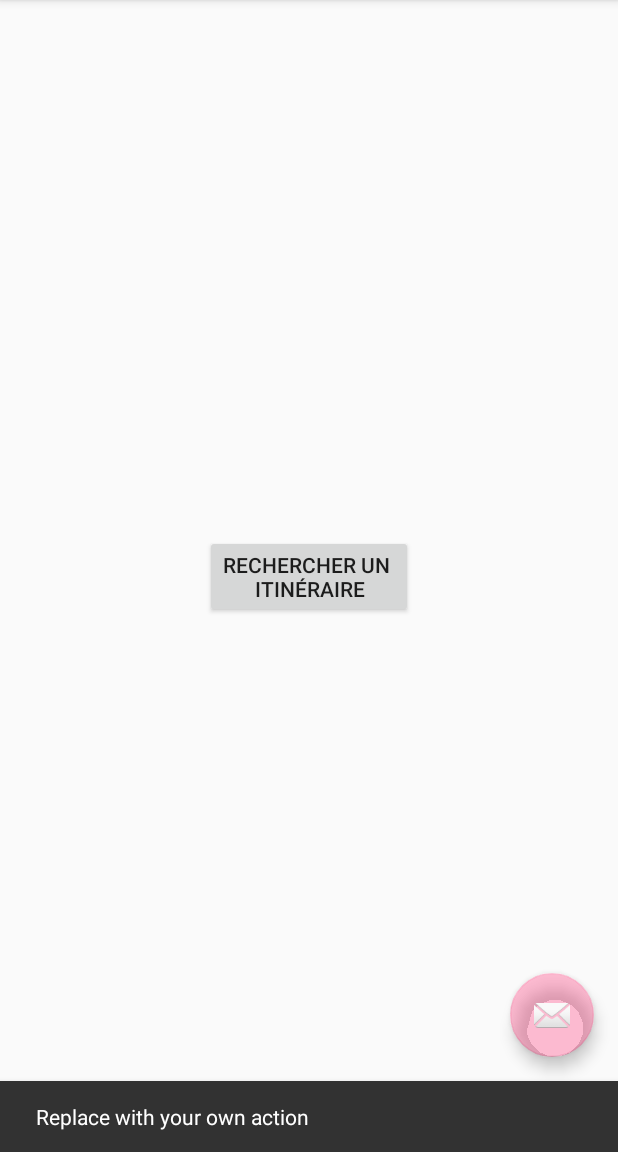
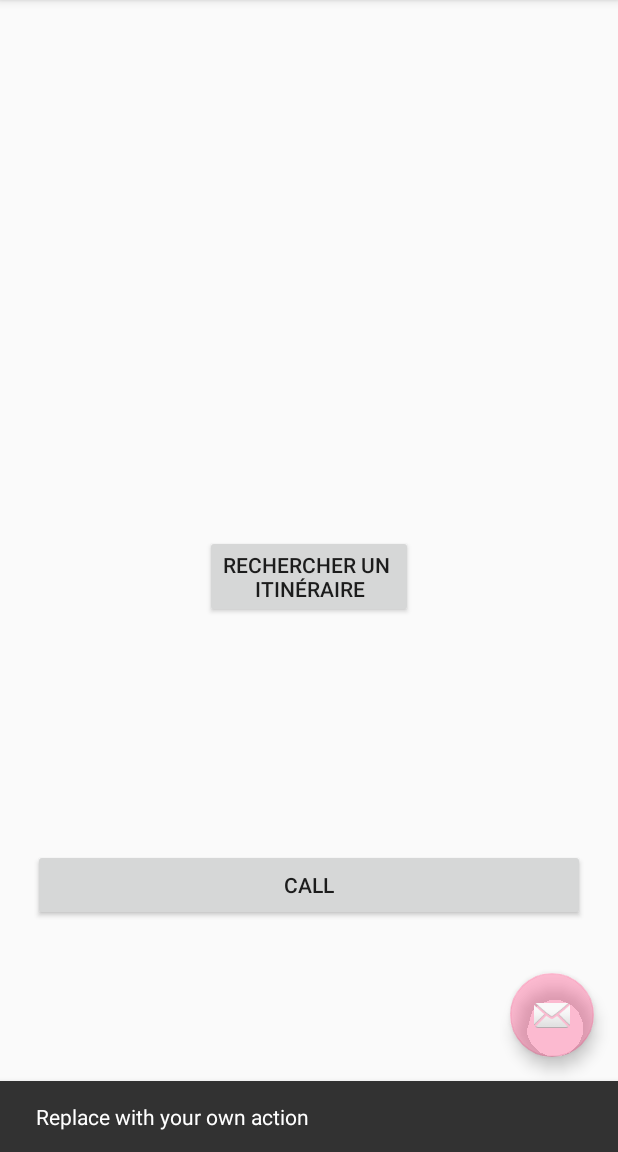
Before and after one commit to helenavan/Firebase-in-listview, an Android app: the screen it shows after launch (MainActivity), after a tap on an icon or button, on a phone screen of 412 x 824 dp, the part 84-1236 px from its top. Run offline under Robolectric (Android 15) with nearby library versions, the phone set to English and light mode, and no system bars.

Commit message:
listview dont again haaaaaaa

```diff
--- a/app/src/main/java/com/helenacorp/quete_firebase/ItineraryAdapter.java
+++ b/app/src/main/java/com/helenacorp/quete_firebase/ItineraryAdapter.java
@@ -25,11 +25,6 @@ public class ItineraryAdapter extends FirebaseListAdapter<ItineraryModel> {
         prix = (TextView) view.findViewById(R.id.price);
         prix.setText(Integer.toString(model.getPrice()));
 
-        //date
-        //Date dateDeparture = model.getDepartureDate();
-        //date = (TextView) view.findViewById(R.id.time);
-        //date.setText(model.getDepartureDate().toString());
-        //SimpleDateFormat simpleDateFormat = new SimpleDateFormat("dd/MM/yyyy", Locale.FRANCE);
     }
 
 }
--- a/app/src/main/java/com/helenacorp/quete_firebase/MainActivity.java
+++ b/app/src/main/java/com/helenacorp/quete_firebase/MainActivity.java
@@ -9,15 +9,15 @@ import android.view.View;
 import android.widget.Button;
 
 public class MainActivity extends AppCompatActivity {
-    Button btnMainActivity;
+    Button btnMainActivity, buttonCall;
 
     @Override
     protected void onCreate(Bundle savedInstanceState) {
         super.onCreate(savedInstanceState);
         setContentView(R.layout.activity_main);
-        // Toolbar toolbar = (Toolbar) findViewById(R.id.toolbar);
-        //       setSupportActionBar(toolbar);
+
         btnMainActivity = (Button) findViewById(R.id.button_main);
+        buttonCall = (Button) findViewById(R.id.btnSCall);
 
         FloatingActionButton fab = (FloatingActionButton) findViewById(R.id.fab);
         fab.setOnClickListener(new View.OnClickListener() {
@@ -35,29 +35,14 @@ public class MainActivity extends AppCompatActivity {
                 MainActivity.this.startActivity(Myintent);
             }
         });
+        buttonCall.setOnClickListener(new View.OnClickListener() {
+            public void onClick(View view) {
+                Intent intent = new Intent(MainActivity.this, ViewSearchItineraryResultsListActivity.class);
+                startActivity(intent);
+            }
+
+        });
     }
-/*
-    @Override
-    public boolean onCreateOptionsMenu(Menu menu) {
-        // Inflate the menu; this adds items to the action bar if it is present.
-        getMenuInflater().inflate(R.menu.menu_main, menu);
-        return true;
-    }
-
-    @Override
-    public boolean onOptionsItemSelected(MenuItem item) {
-        // Handle action bar item clicks here. The action bar will
-        // automatically handle clicks on the Home/Up button, so long
-        // as you specify a parent activity in AndroidManifest.xml.
-        int id = item.getItemId();
-
-        //noinspection SimplifiableIfStatement
-        if (id == R.id.action_settings) {
-            return true;
-        }
-
-        return super.onOptionsItemSelected(item);
-    }*/
 
 
 }
--- a/app/src/main/res/layout/activity_view_search_itinerary_results_list.xml
+++ b/app/src/main/res/layout/activity_view_search_itinerary_results_list.xml
@@ -11,6 +11,7 @@
         android:id="@+id/listviewEdit"
         android:layout_width="0dp"
         android:layout_height="wrap_content"
+        android:background="@color/colorPrimary"
         app:layout_constraintBottom_toBottomOf="parent"
         app:layout_constraintLeft_toLeftOf="parent"
         app:layout_constraintRight_toRightOf="parent"
--- a/app/src/main/res/layout/content_main.xml
+++ b/app/src/main/res/layout/content_main.xml
@@ -18,4 +18,14 @@
         app:layout_constraintRight_toRightOf="parent"
         app:layout_constraintTop_toTopOf="parent" />
 
+    <Button
+        android:id="@+id/btnSCall"
+        android:layout_width="368dp"
+        android:layout_height="wrap_content"
+        android:text="call"
+        app:layout_constraintBottom_toBottomOf="parent"
+        app:layout_constraintLeft_toLeftOf="parent"
+        app:layout_constraintRight_toRightOf="parent"
+        app:layout_constraintTop_toBottomOf="@+id/button_main" />
+
 </android.support.constraint.ConstraintLayout>
--- a/app/src/main/res/layout/item_itinerary.xml
+++ b/app/src/main/res/layout/item_itinerary.xml
@@ -2,7 +2,8 @@
 <android.support.constraint.ConstraintLayout xmlns:android="http://schemas.android.com/apk/res/android"
     xmlns:app="http://schemas.android.com/apk/res-auto"
     android:layout_width="match_parent"
-    android:layout_height="60dp">
+    android:layout_height="60dp"
+    android:background="@color/colorAccent">
 
     <TextView
         android:id="@+id/time"
```
Also changed, not shown: app/src/main/java/com/helenacorp/quete_firebase/SubmitItineraryActivity.java (+2 -11 lines), app/src/main/java/com/helenacorp/quete_firebase/ViewSearchItineraryResultsListActivity.java (+1 -12 lines), app/src/main/res/layout/activity_submit_itinerary.xml (+1 -10 lines).
